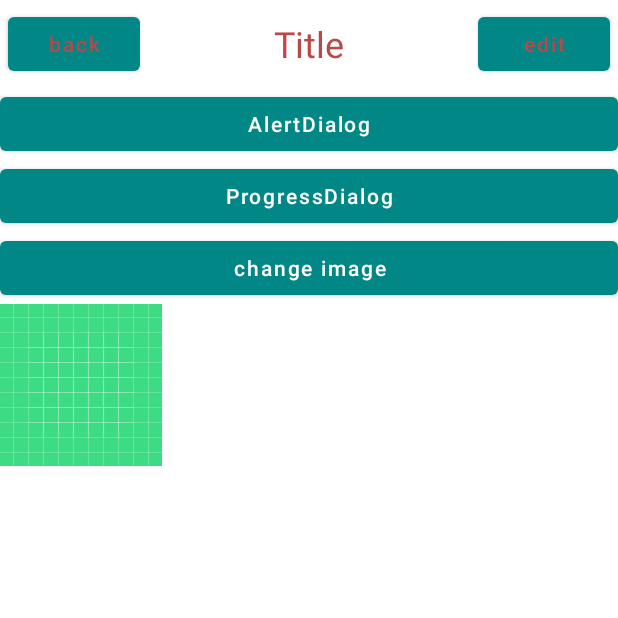
After one commit to Roymein/HelloAndroid, an Android app: the ViewActivity screen opened directly, with no data from a screen before it, on a phone screen of 412 x 824 dp, the top half of it. The commit adds this screen. Run offline under Robolectric (Android 15) with nearby library versions, the phone set to English and light mode, and no system bars.

Commit message:
feat: update demo

```diff
--- a/app/src/main/AndroidManifest.xml
+++ b/app/src/main/AndroidManifest.xml
@@ -10,19 +10,21 @@
         android:roundIcon="@mipmap/ic_launcher_round"
         android:supportsRtl="true"
         android:theme="@style/Theme.HelloAndroid">
+        <activity android:name=".activity.ListViewActivity"></activity>
+        <activity android:name=".activity.ViewActivity" />
         <activity
             android:name=".activity.MenuActivity"
             android:label="@string/menu_activity_label" />
         <activity android:name=".activity.RelativeLayoutActivity" />
-
         <activity android:name=".activity.GridLayoutActivity">
             <intent-filter tools:ignore="AppLinkUrlError">
                 <action android:name="android.intent.action.VIEW" />
+
                 <category android:name="android.intent.category.DEFAULT" />
+
                 <data android:scheme="http" />
             </intent-filter>
         </activity>
-
         <activity android:name=".activity.TextInputLayoutActivity" />
         <activity android:name=".activity.TableLayoutActivity" />
         <activity android:name=".MainActivity">
--- /dev/null
+++ b/app/src/main/java/com/demo/android/activity/ViewActivity.java
@@ -0,0 +1,79 @@
+package com.demo.android.activity;
+
+import android.app.Activity;
+import android.app.ProgressDialog;
+import android.content.Context;
+import android.os.Bundle;
+import android.util.AttributeSet;
+import android.view.LayoutInflater;
+import android.view.View;
+import android.widget.Button;
+import android.widget.ImageView;
+import android.widget.LinearLayout;
+import android.widget.ProgressBar;
+import android.widget.Toast;
+
+import androidx.annotation.Nullable;
+import androidx.appcompat.app.ActionBar;
+import androidx.appcompat.app.AlertDialog;
+import androidx.appcompat.app.AppCompatActivity;
+
+import com.demo.android.R;
+
+public class ViewActivity extends AppCompatActivity {
+    private ImageView mImageView;
+    private ProgressBar mProgressBar;
+
+    @Override
+    protected void onCreate(Bundle savedInstanceState) {
+        super.onCreate(savedInstanceState);
+        setContentView(R.layout.activity_view);
+        mImageView = findViewById(R.id.iv_test);
+        mProgressBar = findViewById(R.id.pb_test);
+
+        ActionBar actionBar = getSupportActionBar();
+        if (actionBar != null && actionBar.isShowing()) {
+            actionBar.hide();
+        }
+    }
+
+
+    public void onClickAlertDialog(View view) {
+        AlertDialog.Builder builder = new AlertDialog.Builder(this)
+                .setTitle("AlertDialog")
+                .setMessage("something important ……")
+                .setCancelable(false)
+                .setPositiveButton("sure", (dialog, which) -> {
+
+                })
+                .setNegativeButton("cancel", (dialog, which) -> {
+
+                });
+        builder.show();
+
+    }
+
+    public void onClickProgressDialog(View view) {
+        ProgressDialog progressDialog = new ProgressDialog(this);
+        progressDialog.setTitle("ProgressDialog");
+        progressDialog.setMessage("loading ……");
+        progressDialog.setCancelable(true);
+        progressDialog.show();
+    }
+
+    public void onClickChangeImage(View view) {
+
+        if (mProgressBar.getVisibility() == View.GONE) {
+            mImageView.setImageResource(R.drawable.ic_launcher_foreground);
+            mProgressBar.setVisibility(View.VISIBLE);
+        } else {
+            mProgressBar.setVisibility(View.INVISIBLE);
+        }
+    }
+
+    @Override
+    protected void onDestroy() {
+        super.onDestroy();
+    }
+
+}
--- /dev/null
+++ b/app/src/main/res/layout/activity_view.xml
@@ -0,0 +1,46 @@
+<?xml version="1.0" encoding="utf-8"?>
+<LinearLayout xmlns:android="http://schemas.android.com/apk/res/android"
+    xmlns:app="http://schemas.android.com/apk/res-auto"
+    xmlns:tools="http://schemas.android.com/tools"
+    android:layout_width="match_parent"
+    android:layout_height="match_parent"
+    android:orientation="vertical"
+    tools:context=".activity.ViewActivity">
+
+    <include layout="@layout/title_layout" />
+
+    <Button
+        android:layout_width="match_parent"
+        android:layout_height="wrap_content"
+        android:onClick="onClickAlertDialog"
+        android:text="AlertDialog"
+        android:textAllCaps="false" />
+
+    <Button
+        android:layout_width="match_parent"
+        android:layout_height="wrap_content"
+        android:onClick="onClickProgressDialog"
+        android:text="ProgressDialog"
+        android:textAllCaps="false" />
+
+    <Button
+        android:layout_width="match_parent"
+        android:layout_height="wrap_content"
+        android:onClick="onClickChangeImage"
+        android:text="change image"
+        android:textAllCaps="false" />
+
+    <ImageView
+        android:id="@+id/iv_test"
+        android:layout_width="wrap_content"
+        android:layout_height="wrap_content"
+        android:src="@drawable/ic_launcher_background" />
+
+    <ProgressBar
+        android:id="@+id/pb_test"
+        android:layout_width="wrap_content"
+        android:layout_height="wrap_content"
+        android:max="100"
+        android:visibility="gone" />
+
+</LinearLayout>
--- /dev/null
+++ b/app/src/main/res/layout/title_layout.xml
@@ -0,0 +1,38 @@
+<?xml version="1.0" encoding="utf-8"?>
+<LinearLayout xmlns:android="http://schemas.android.com/apk/res/android"
+    android:layout_width="match_parent"
+    android:layout_height="wrap_content">
+
+    <Button
+        android:id="@+id/btn_back"
+        android:layout_width="wrap_content"
+        android:layout_height="wrap_content"
+        android:layout_gravity="center"
+        android:layout_margin="5dp"
+        android:text="back"
+        android:textAllCaps="false"
+        android:textColor="#BD4747"/>
+
+    <TextView
+        android:id="@+id/tv_title"
+        android:layout_width="0dp"
+        android:layout_height="wrap_content"
+        android:text="Title"
+        android:layout_weight="1"
+        android:layout_gravity="center"
+        android:textAllCaps="false"
+        android:textSize="24sp"
+        android:gravity="center"
+        android:textColor="#BD4747"/>
+
+    <Button
+        android:id="@+id/btn_edit"
+        android:layout_width="wrap_content"
+        android:layout_height="wrap_content"
+        android:layout_gravity="center"
+        android:layout_margin="5dp"
+        android:text="edit"
+        android:textAllCaps="false"
+        android:textColor="#BD4747"/>
+
+</LinearLayout>
```
Also changed, not shown: app/src/main/java/com/demo/android/MainActivity.java (+20 -10 lines), app/src/main/java/com/demo/android/activity/ListViewActivity.java (added, +38 -0 lines), app/src/main/java/com/demo/android/activity/MenuActivity.java (+3 -5 lines), app/src/main/java/com/demo/android/layout/TitleLayout.java (added, +33 -0 lines), app/src/main/res/layout/activity_list_view.xml (added, +20 -0 lines), app/src/main/res/layout/activity_main.xml (+23 -0 lines), 1 other file.
